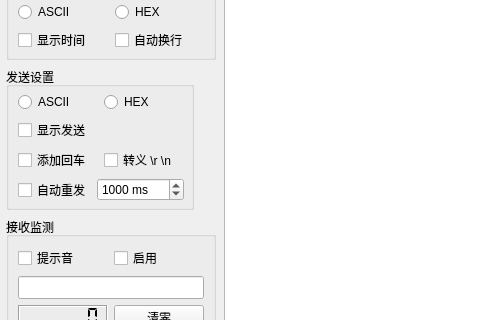
This is SerialPort.ui in leichau/GSP as Qt 5 draws it before an edit; both pictures show x 0 to 480 and y 261 to 581 of the 1023 by 712 pixel window. The edited form follows.
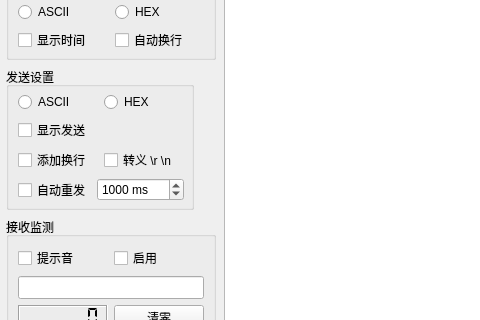
This is the edited form. Icons and pictures are not drawn.

```diff
--- a/SerialPort.ui
+++ b/SerialPort.ui
@@ -374,7 +374,7 @@
               </sizepolicy>
              </property>
              <property name="text">
-              <string>添加回车</string>
+              <string>添加换行</string>
              </property>
             </widget>
            </item>
```
Left out of the diff: 8 changed lines with no effect on the pictures.
